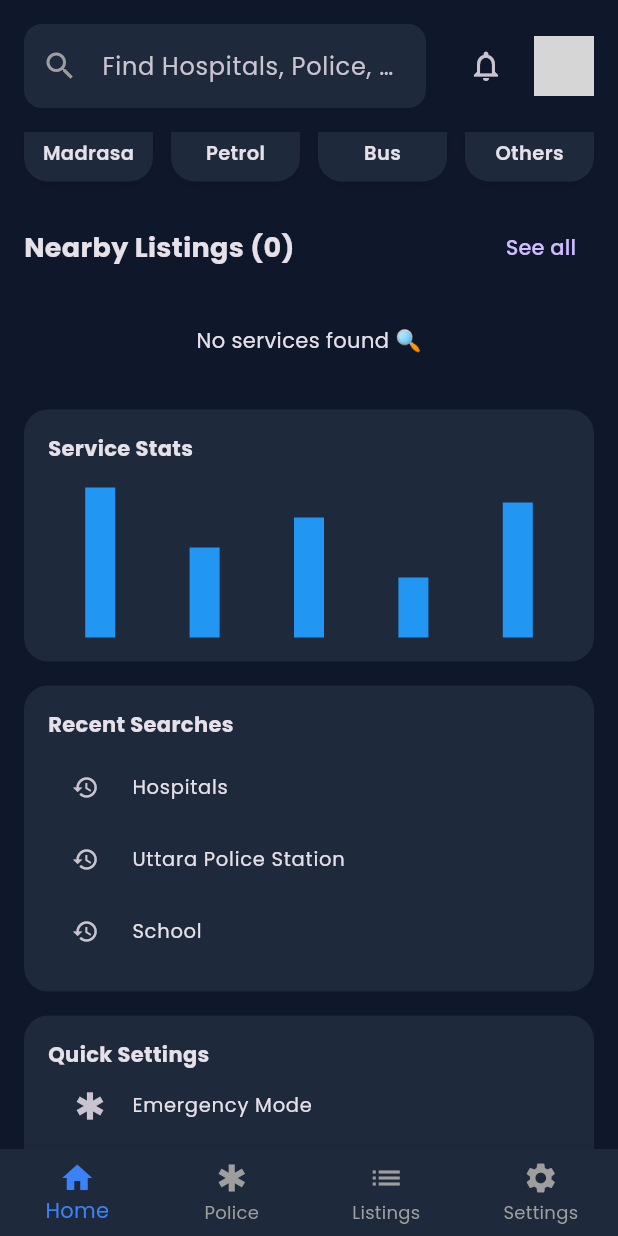
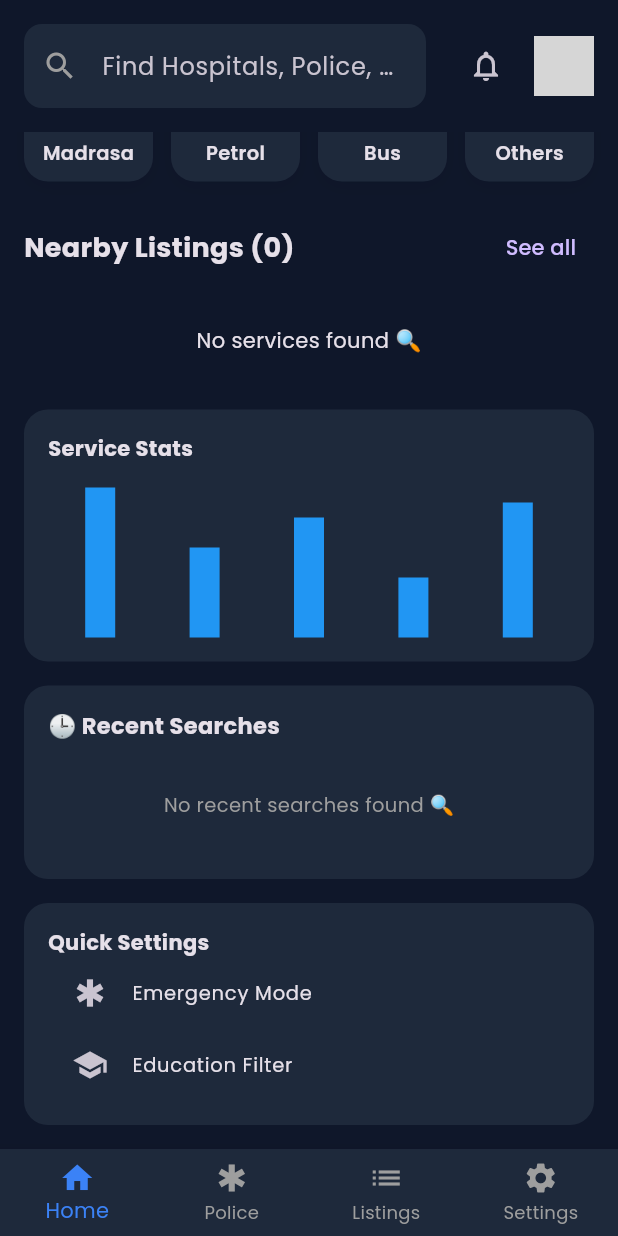
Before and after one commit to HASANALBANNA2024/near_me360, a Flutter app: the screen it shows after launch, scrolled down 445 dp, on a phone screen of 412 x 824 dp. Run offline on Flutter 3.47's test engine with Material 3 defaults, Android fonts, the phone set to English and light mode, and no system bars; our stand-ins replace flutter_map, geolocator, google_fonts, hive, hive_flutter, latlong2; missing offline and left inert: dio_cache_interceptor, flutter_map_cache; accounts and stored records are empty; network calls fail; grey boxes are pictures that could not be loaded.

Commit message:
recent search logic connect to hive

```diff
--- a/lib/dashboard_screen.dart
+++ b/lib/dashboard_screen.dart
@@ -19,18 +19,18 @@ class DashboardScreen extends StatefulWidget {
 class _DashboardScreenState extends State<DashboardScreen> {
   int _currentIndex = 0;
 
-  final List<Widget> _bodyContents = const [
-    HomeContent(),
-    EmergencyContent(),
-    EducationContent(),
-    TransportContent(),
+  // 🔒 ফিক্সড লাল দাগ এরর: এখান থেকে মেইন const তুলে দিয়ে ইন্ডিভিজুয়াল দেওয়া হয়েছে
+  final List<Widget> _bodyContents = [
+    const HomeContent(), // StatefulWidget হওয়ার কারণে এটি এখন স্বাধীন ডাইনামিক উইজেট
+    const EmergencyContent(),
+    const EducationContent(),
+    const TransportContent(),
   ];
 
   @override
   Widget build(BuildContext context) {
     return Scaffold(
       backgroundColor: Theme.of(context).scaffoldBackgroundColor,
-
       bottomNavigationBar: ResponsiveBuilder(
         mobile: BottomNavigation(
           currentIndex: _currentIndex,
@@ -47,14 +47,12 @@ class _DashboardScreenState extends State<DashboardScreen> {
             ],
           ),
         ),
-
         desktop: Row(
           children: [
             SidebarNavigation(
               currentIndex: _currentIndex,
               onIndexChanged: (index) => setState(() => _currentIndex = index),
             ),
-
             Expanded(
               child: Container(
                 color: Theme.of(context).scaffoldBackgroundColor,
--- a/lib/main.dart
+++ b/lib/main.dart
@@ -1,10 +1,10 @@
 import 'package:flutter/material.dart';
 import 'package:google_fonts/google_fonts.dart';
+import 'package:hive_flutter/hive_flutter.dart';
 import 'package:near_me360/providers/theme_provider.dart';
 import 'package:provider/provider.dart';
 
 import '../providers/home_provider.dart';
-// নতুন সার্ভিস এবং স্প্ল্যাশ স্ক্রিনের ইমপোর্ট
 import 'services/init_service.dart';
 import 'splash_screen.dart';
 
@@ -13,6 +13,8 @@ void main() async {
 
   // অ্যাপের শুরুতে অফলাইন ENGINE স্টার্ট হবে
   await InitService.initializeApp();
+
+  await Hive.openBox('recent_searches');
 
   runApp(
     // 💡 MultiProvider দিয়ে দুটি প্রোভাইডারকেই রেজিস্টার করা হলো
--- a/lib/screens/home_content.dart
+++ b/lib/screens/home_content.dart
@@ -10,31 +10,42 @@ import '../widgets/settings_panel.dart';
 import '../widgets/stats_panel.dart';
 import 'all_listings_screen.dart';
 
-class HomeContent extends StatelessWidget {
+class HomeContent extends StatefulWidget {
   const HomeContent({super.key});
+
+  @override
+  State<HomeContent> createState() => _HomeContentState();
+}
+
+class _HomeContentState extends State<HomeContent> {
+  @override
+  void initState() {
+    super.initState();
+    // 🌍 অ্যাপ ওপেন হওয়ার পর ফার্স্ট-টাইম ডাটা লোড ও জিপিএস লক করবে
+    WidgetsBinding.instance.addPostFrameCallback((_) {
+      Provider.of<HomeProvider>(context, listen: false).loadCachedData();
+    });
+  }
 
   @override
   Widget build(BuildContext context) {
     final screenWidth = MediaQuery.of(context).size.width;
     final bool isMobile = screenWidth < 800;
 
-    // ⚡ Hive ডাটাবেজ থেকে প্রোভাইডারের মাধ্যমে আসা লাইভ ডাটা লিস্ট
     final homeProvider = Provider.of<HomeProvider>(context);
     final listings = homeProvider.listings;
 
     return Scaffold(
       backgroundColor: Colors.transparent,
-      // 🎯 কন্টেন্ট এবং ইন্ডিকেটর একসাথ করার জন্য পুরো বডি Stack করা হলো
       body: Stack(
         children: [
           // -----------------------------------------------------------------
-          // 📦 ১. মূল ইউআই কন্টেন্ট লেয়ার
-          // 🎯 ম্যাজিক: ক্যাটাগরি বা কাস্টম সার্চ চললে ফুল স্ক্রিন লোডার ইউআই আটকে রাখবে না
+          // 📦 ১. মূল ইউআই কন্টেন্ট লেয়ার (🔒 কড়া লক কন্ডিশন: নো ফ্লিকার!)
           // -----------------------------------------------------------------
-          homeProvider.isLoading && !homeProvider.isCustomSearching
-              ? const Center(
-                  child: CircularProgressIndicator(),
-                ) // একদম ফার্স্ট টাইম ফুল লোডিং স্টেট
+          homeProvider.isLoading &&
+                  homeProvider.totalItems == 0 &&
+                  !homeProvider.isCustomSearching
+              ? const Center(child: CircularProgressIndicator())
               : SingleChildScrollView(
                   padding: const EdgeInsets.all(16),
                   child: Column(
@@ -50,7 +61,6 @@ class HomeContent extends StatelessWidget {
                         const CategoryGrid(),
                         const SizedBox(height: 20),
 
-                        // 🎯 ফিক্স: এখানে context পাস করা হয়েছে
                         _buildSectionTitle(
                           context,
                           'Nearby Listings (${homeProvider.totalItems})',
@@ -72,8 +82,6 @@ class HomeContent extends StatelessWidget {
                                             NearbyListingCard(listing: item),
                                       )
                                       .toList(),
-
-                                  // 🎯 মোবাইলের জন্য পেজিনেশন কন্ট্রোলার (লিস্টের ঠিক নিচে)
                                   _buildPaginationController(
                                     context,
                                     homeProvider,
@@ -84,7 +92,7 @@ class HomeContent extends StatelessWidget {
                         const SizedBox(height: 16),
                         const StatsPanel(),
                         const SizedBox(height: 16),
-                        const RecentSearchesPanel(),
+                        const RecentSearchesPanel(), // ক্লিন রিসেন্ট সার্চ
                         const SizedBox(height: 16),
                         const SettingsPanel(),
                       ] else ...[
@@ -92,18 +100,21 @@ class HomeContent extends StatelessWidget {
                         Row(
                           crossAxisAlignment: CrossAxisAlignment.start,
                           children: [
-                            /// category, quick finder and graph
                             Expanded(
                               flex: 2,
                               child: Column(
                                 children: [
                                   const CategoryGrid(),
-                                  const SizedBox(height: 16),
+                                  const SizedBox(height: 20),
                                   Row(
+                                    crossAxisAlignment:
+                                        CrossAxisAlignment.start,
                                     children: const [
                                       Expanded(child: StatsPanel()),
                                       SizedBox(width: 16),
-                                      Expanded(child: RecentSearchesPanel()),
+                                      Expanded(
+                                        child: RecentSearchesPanel(),
+                                      ), // ফুল রেসপনসিভ প্যানেল
                                     ],
                                   ),
                                 ],
@@ -111,13 +122,11 @@ class HomeContent extends StatelessWidget {
                             ),
                             const SizedBox(width: 20),
 
-                            /// listing quick settings
                             Expanded(
                               flex: 1,
                               child: Column(
                                 crossAxisAlignment: CrossAxisAlignment.start,
                                 children: [
-                                  // 🎯 ফিক্স: এখানে context পাস করা হয়েছে
                                   _buildSectionTitle(
                                     context,
                                     'Nearby Listings (${homeProvider.totalItems})',
@@ -140,8 +149,6 @@ class HomeContent extends StatelessWidget {
                                                   ),
                                                 )
                                                 .toList(),
-
-                                            // 🎯 ওয়েব/বড় স্ক্রিনের জন্য পেজিনেশন কন্ট্রোলার (লিস্টের ঠিক নিচে)
                                             _buildPaginationController(
                                               context,
                                               homeProvider,
@@ -161,8 +168,7 @@ class HomeContent extends StatelessWidget {
                 ),
 
           // -----------------------------------------------------------------
-          // 🚀 ২. লাইটওয়েট ম্যাজিক ইন্ডিকেটর (সবার উপরে ভেসে উঠবে)
-          // 🎯 যেকোনো ক্যাটাগরি বা Others কাস্টম সার্চে ক্লিক করলে রেজাল্ট আসার আগ পর্যন্ত সচল থাকবে
+          // 🚀 ২. টপ লাক্সারি লাইটওয়েট লিনিয়ার ইন্ডিকেটর
           // -----------------------------------------------------------------
           if (homeProvider.isCustomSearching)
             Positioned(
@@ -171,13 +177,12 @@ class HomeContent extends StatelessWidget {
               right: 0,
               child: LinearProgressIndicator(
                 backgroundColor: Colors.transparent,
-                // ক্যাটাগরি ওয়াইজ কালার ডাইনামিকালি সেট হবে
                 valueColor: AlwaysStoppedAnimation<Color>(
                   homeProvider.getColorForCategory(
                     homeProvider.selectedCategory,
                   ),
                 ),
-                minHeight: 3, // একদম স্লিম ও লাক্সারি লুক
+                minHeight: 3,
               ),
             ),
         ],
@@ -185,7 +190,6 @@ class HomeContent extends StatelessWidget {
     );
   }
 
-  // 🎯 ফিক্সড মেথড: প্যারামিটারে BuildContext context যুক্ত করা হয়েছে যেন See All বাটন কাজ করে
   Widget _buildSectionTitle(BuildContext context, String title) {
     return Row(
       mainAxisAlignment: MainAxisAlignment.spaceBetween,
@@ -209,7 +213,6 @@ class HomeContent extends StatelessWidget {
     );
   }
 
-  // 🎯 নেক্সট এবং প্রিভিয়াস ১০টি ডাটা কন্ট্রোল করার পেজিনেশন উইজেট
   Widget _buildPaginationController(
     BuildContext context,
     HomeProvider homeProvider,
@@ -217,10 +220,8 @@ class HomeContent extends StatelessWidget {
     return Padding(
       padding: const EdgeInsets.only(top: 12, bottom: 8),
       child: Row(
-        mainAxisAlignment:
-            MainAxisAlignment.end, // 🎯 বাটনগুলোকে একদম ডানপাশে পুশ করবে
+        mainAxisAlignment: MainAxisAlignment.end,
         children: [
-          // 📄 কারেন্ট পেজ কাউন্টার
           Text(
             "Page ${homeProvider.currentPage} of ${homeProvider.totalPages}",
             style: TextStyle(
@@ -230,12 +231,10 @@ class HomeContent extends StatelessWidget {
             ),
           ),
           const SizedBox(width: 12),
-
-          // ⬅️ Previous Button
           IconButton(
             onPressed: homeProvider.hasPreviousPage
                 ? () => homeProvider.previousPage()
-                : null, // প্রথম পেজে থাকলে বাটন ডিজেবল থাকবে
+                : null,
             icon: const Icon(Icons.arrow_back_ios_new, size: 14),
             style: IconButton.styleFrom(
               backgroundColor: homeProvider.hasPreviousPage
@@ -248,12 +247,10 @@ class HomeContent extends StatelessWidget {
             ),
           ),
           const SizedBox(width: 6),
-
-          // ➡️ Next Button
           IconButton(
             onPressed: homeProvider.hasNextPage
                 ? () => homeProvider.nextPage()
-                : null, // শেষ পেজে থাকলে বাটন ডিজেবল থাকবে
+                : null,
             icon: const Icon(Icons.arrow_forward_ios, size: 14),
             style: IconButton.styleFrom(
               backgroundColor: homeProvider.hasNextPage
--- a/lib/widgets/recent_searches_panel.dart
+++ b/lib/widgets/recent_searches_panel.dart
@@ -1,10 +1,17 @@
 import 'package:flutter/material.dart';
+import 'package:provider/provider.dart';
+
+import '../providers/home_provider.dart';
 
 class RecentSearchesPanel extends StatelessWidget {
   const RecentSearchesPanel({super.key});
 
   @override
   Widget build(BuildContext context) {
+    // ⚡ প্রোভাইডারের মাধ্যমে লাইভ কানেকশন ট্র্যাকিং
+    final homeProvider = Provider.of<HomeProvider>(context);
+    final history = homeProvider.recentSearches;
+
     return Container(
       padding: const EdgeInsets.all(16),
       decoration: BoxDecoration(
@@ -14,18 +21,78 @@ class RecentSearchesPanel extends StatelessWidget {
       child: Column(
         crossAxisAlignment: CrossAxisAlignment.start,
         children: [
-          const Text(
-            'Recent Searches',
-            style: TextStyle(fontWeight: FontWeight.bold),
+          Row(
+            mainAxisAlignment: MainAxisAlignment.spaceBetween,
+            children: [
+              const Text(
+                '🕒 Recent Searches',
+                style: const TextStyle(
+                  fontWeight: FontWeight.bold,
+                  fontSize: 15,
+                ),
+              ),
+              if (history.isNotEmpty)
+                TextButton(
+                  onPressed: () => homeProvider.clearRecentSearches(),
+                  child: const Text(
+                    'Clear',
+                    style: TextStyle(
+                      color: Colors.redAccent,
+                      fontSize: 13,
+                      fontWeight: FontWeight.bold,
+                    ),
+                  ),
+                ),
+            ],
           ),
           const SizedBox(height: 8),
-          ...['Hospitals', 'Uttara Police Station', 'School'].map(
-            (e) => ListTile(
-              leading: const Icon(Icons.history, size: 18),
-              title: Text(e),
-              dense: true,
+
+          // 🔒 সেফটি লক: যদি পুরোনো কোনো সার্চ হিস্ট্রি সেভ না থাকে
+          if (history.isEmpty)
+            const Padding(
+              padding: EdgeInsets.symmetric(vertical: 24),
+              child: Center(
+                child: Text(
+                  'No recent searches found 🔍',
+                  style: TextStyle(
+                    color: Colors.grey,
+                    fontSize: 13,
+                    fontWeight: FontWeight.w400,
+                  ),
+                ),
+              ),
             ),
-          ),
+
+          // 🔄 ডাইনামিক ডাটা লুপ রেন্ডারিং
+          ...history
+              .map(
+                (item) => ListTile(
+                  contentPadding: EdgeInsets.zero,
+                  leading: const Icon(
+                    Icons.history,
+                    size: 18,
+                    color: Colors.grey,
+                  ),
+                  title: Text(
+                    item,
+                    style: const TextStyle(
+                      fontSize: 14,
+                      fontWeight: FontWeight.w500,
+                    ),
+                  ),
+                  trailing: const Icon(
+                    Icons.arrow_forward_ios,
+                    size: 12,
+                    color: Colors.grey,
+                  ),
+                  dense: true,
+                  onTap: () {
+                    // 🚀 ক্লিক করলে ওই আইটেম দিয়ে আবার লাইভ সার্চ ফিল্টার হবে!
+                    homeProvider.filterByCategory(item);
+                  },
+                ),
+              )
+              .toList(),
         ],
       ),
     );
```
Also changed, not shown: lib/providers/home_provider.dart (+68 -138 lines).
